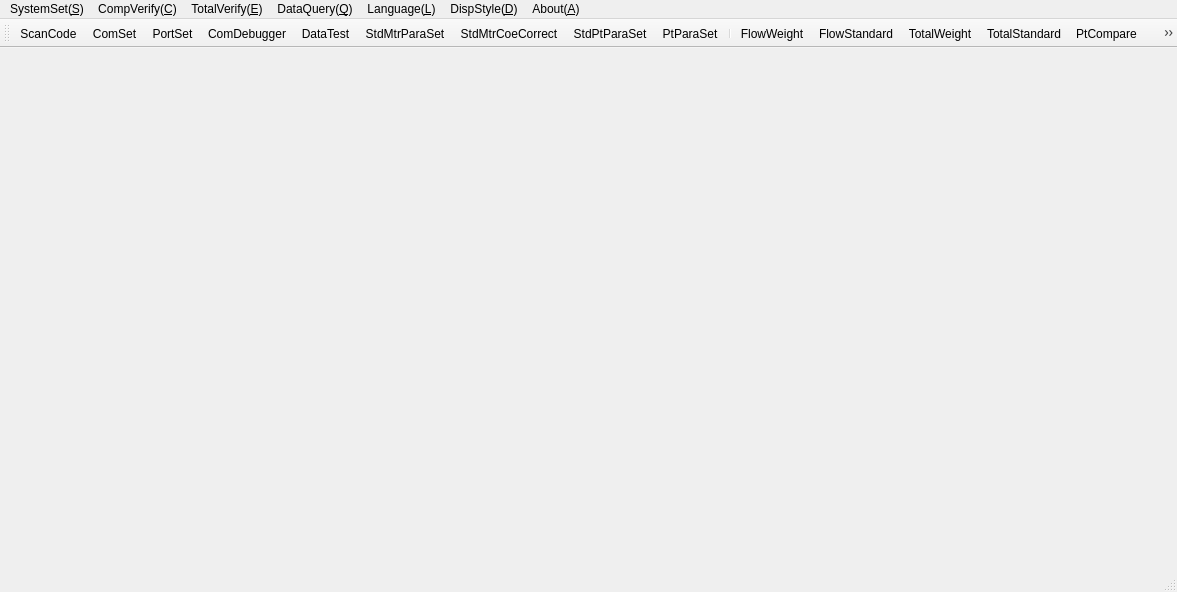
Old version of the form source/gui50/ui/mainform.ui in the repository flimmy78/qtverify50.
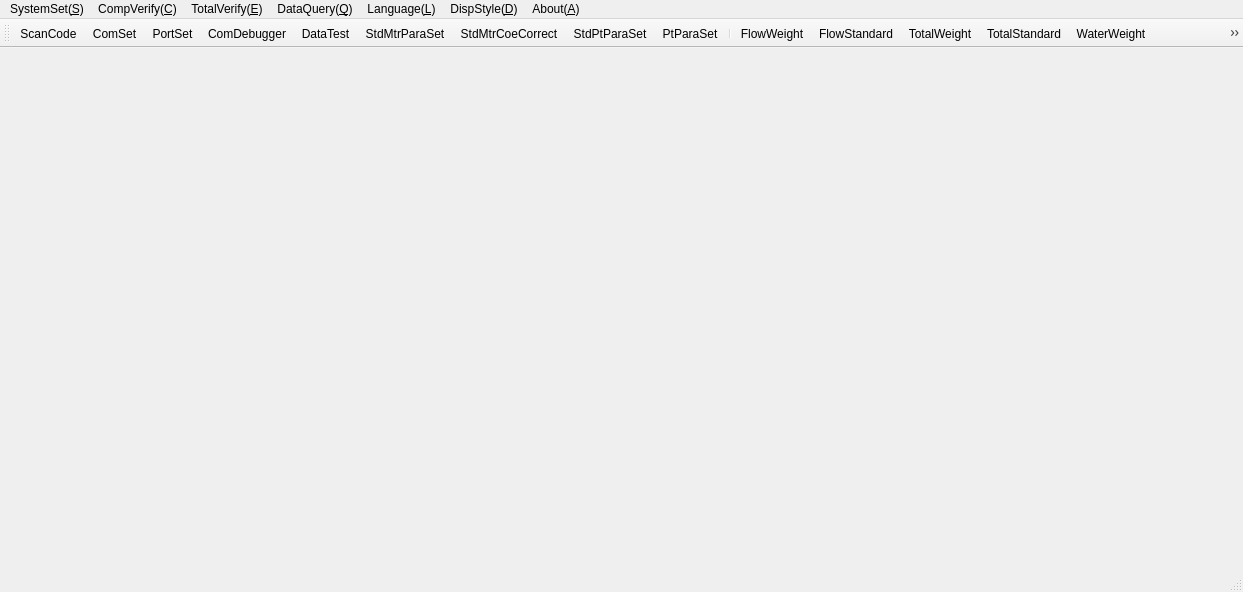
New version of the form. Icons and pictures are not drawn.

What changed in the file:
```diff
--- a/source/gui50/ui/mainform.ui
+++ b/source/gui50/ui/mainform.ui
@@ -6,7 +6,7 @@
    <rect>
     <x>0</x>
     <y>0</y>
-    <width>1177</width>
+    <width>1243</width>
     <height>592</height>
    </rect>
   </property>
@@ -32,7 +32,7 @@
     <rect>
      <x>0</x>
      <y>0</y>
-     <width>1177</width>
+     <width>1243</width>
      <height>26</height>
     </rect>
    </property>
@@ -151,6 +151,8 @@
    <addaction name="actionFlowStandard"/>
    <addaction name="actionTotalWeight"/>
    <addaction name="actionTotalStandard"/>
+   <addaction name="actionWaterWeight"/>
+   <addaction name="actionWaterStandard"/>
    <addaction name="actionPtCompare"/>
    <addaction name="actionPtPara"/>
    <addaction name="actionCalculator"/>
@@ -566,6 +568,24 @@
     <string>AdjustFlowRate</string>
    </property>
   </action>
+  <action name="actionWaterWeight">
+   <property name="icon">
+    <iconset resource="../qtverify50.qrc">
+     <normaloff>:/qtverify/images/waterweight.png</normaloff>:/qtverify/images/waterweight.png</iconset>
+   </property>
+   <property name="text">
+    <string>WaterWeight</string>
+   </property>
+  </action>
+  <action name="actionWaterStandard">
+   <property name="icon">
+    <iconset resource="../qtverify50.qrc">
+     <normaloff>:/qtverify/images/waterstandard.png</normaloff>:/qtverify/images/waterstandard.png</iconset>
+   </property>
+   <property name="text">
+    <string>WaterStandard</string>
+   </property>
+  </action>
  </widget>
  <layoutdefault spacing="6" margin="11"/>
  <resources>
```
Left out of the diff: 90 changed lines with no effect on the pictures.
